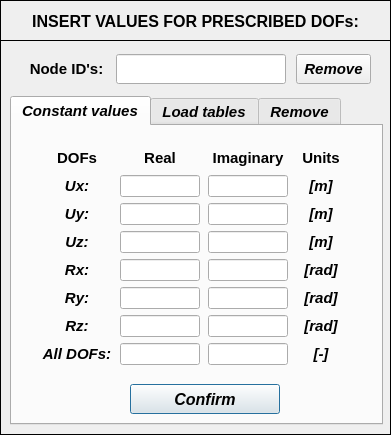
Before: the Qt Designer form pulse/uix/user_input/ui/Model/Setup/Structural/dofInput.ui in open-pulse/OpenPulse, drawn with Qt 5.
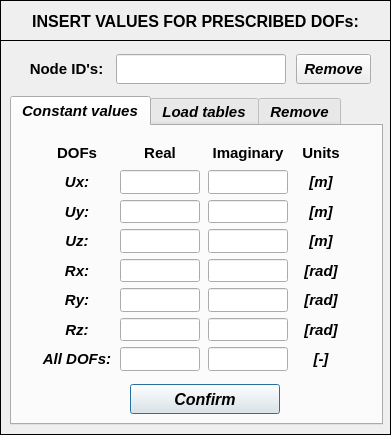
After: the same form once the commit is applied. The open tabs and pages were chosen to show the change. Icons and pictures are not drawn.

Commit message: corrections at user inputs windows formatting

Diff of the .ui file:
```diff
--- a/pulse/uix/user_input/ui/Model/Setup/Structural/dofInput.ui
+++ b/pulse/uix/user_input/ui/Model/Setup/Structural/dofInput.ui
@@ -719,6 +719,7 @@
             <property name="font">
              <font>
               <family>Arial</family>
+              <pointsize>11</pointsize>
               <weight>75</weight>
               <italic>true</italic>
               <bold>true</bold>
@@ -752,6 +753,7 @@
             <property name="font">
              <font>
               <family>Arial</family>
+              <pointsize>11</pointsize>
               <weight>75</weight>
               <italic>true</italic>
               <bold>true</bold>
@@ -782,6 +784,7 @@
             <property name="font">
              <font>
               <family>Arial</family>
+              <pointsize>11</pointsize>
               <weight>75</weight>
               <italic>true</italic>
               <bold>true</bold>
@@ -812,6 +815,7 @@
             <property name="font">
              <font>
               <family>Arial</family>
+              <pointsize>11</pointsize>
               <weight>75</weight>
               <italic>true</italic>
               <bold>true</bold>
@@ -842,6 +846,7 @@
             <property name="font">
              <font>
               <family>Arial</family>
+              <pointsize>11</pointsize>
               <weight>75</weight>
               <italic>true</italic>
               <bold>true</bold>
@@ -872,6 +877,7 @@
             <property name="font">
              <font>
               <family>Arial</family>
+              <pointsize>11</pointsize>
               <weight>75</weight>
               <italic>true</italic>
               <bold>true</bold>
@@ -902,6 +908,7 @@
             <property name="font">
              <font>
               <family>Arial</family>
+              <pointsize>11</pointsize>
               <weight>75</weight>
               <italic>true</italic>
               <bold>true</bold>
@@ -967,6 +974,7 @@
             <property name="font">
              <font>
               <family>Arial</family>
+              <pointsize>11</pointsize>
               <weight>75</weight>
               <italic>true</italic>
               <bold>true</bold>
@@ -997,6 +1005,7 @@
             <property name="font">
              <font>
               <family>Arial</family>
+              <pointsize>11</pointsize>
               <weight>75</weight>
               <italic>true</italic>
               <bold>true</bold>
@@ -1027,6 +1036,7 @@
             <property name="font">
              <font>
               <family>Arial</family>
+              <pointsize>11</pointsize>
               <weight>75</weight>
               <italic>true</italic>
               <bold>true</bold>
@@ -1057,6 +1067,7 @@
             <property name="font">
              <font>
               <family>Arial</family>
+              <pointsize>11</pointsize>
               <weight>75</weight>
               <italic>true</italic>
               <bold>true</bold>
@@ -1087,6 +1098,7 @@
             <property name="font">
              <font>
               <family>Arial</family>
+              <pointsize>11</pointsize>
               <weight>75</weight>
               <italic>true</italic>
               <bold>true</bold>
@@ -1117,6 +1129,7 @@
             <property name="font">
              <font>
               <family>Arial</family>
+              <pointsize>11</pointsize>
               <weight>75</weight>
               <italic>true</italic>
               <bold>true</bold>
@@ -1147,6 +1160,7 @@
             <property name="font">
              <font>
               <family>Arial</family>
+              <pointsize>11</pointsize>
               <weight>75</weight>
               <italic>true</italic>
               <bold>true</bold>
```
Left out of the diff: 18 changed lines with no effect on the pictures. The commit also changes 3 other files.
